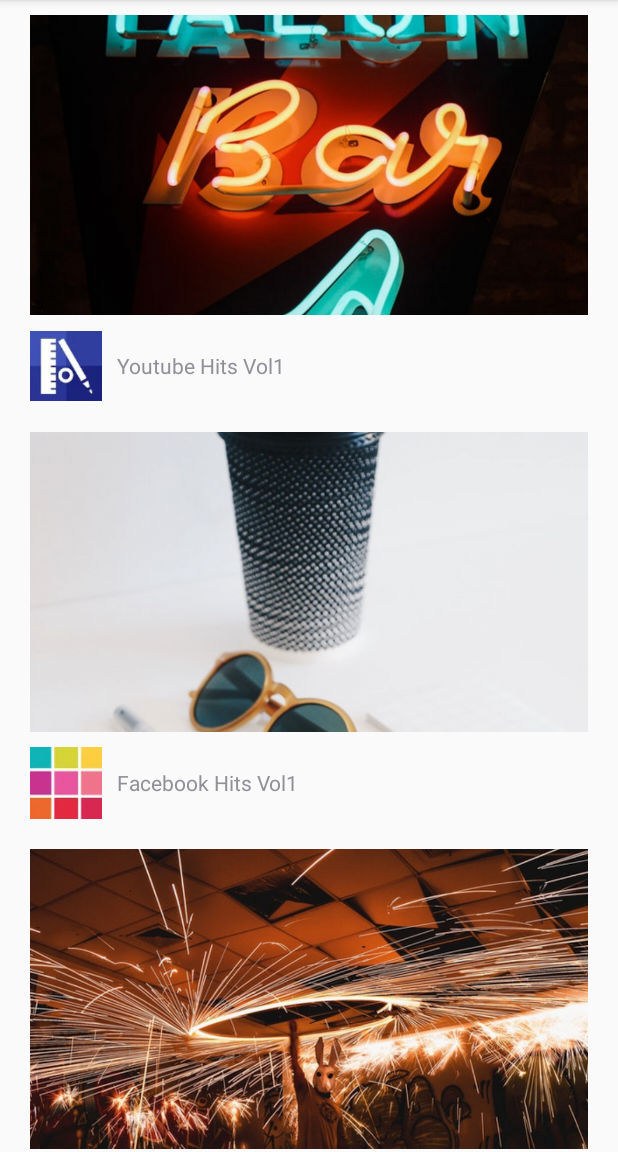
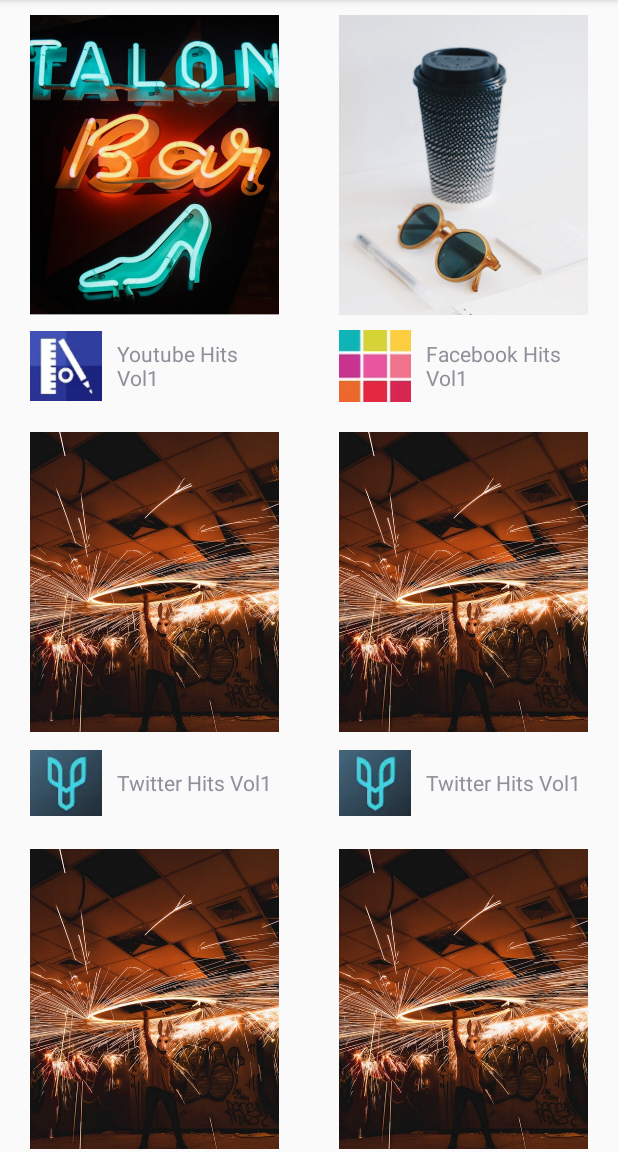
Before and after one commit to sayami007/planetInnovative, an Android app: the screen it shows after launch (MainActivity), on a phone screen of 412 x 824 dp, the part 84-1236 px from its top. Run offline under Robolectric (Android 15) with nearby library versions, the phone set to English and light mode, and no system bars.

Commit message:
Updated recyclerview

```diff
--- a/Codes/Example_RecyclerView/app/src/main/java/com/planetinnovative/example_recyclerview/CustomAdapter.java
+++ b/Codes/Example_RecyclerView/app/src/main/java/com/planetinnovative/example_recyclerview/CustomAdapter.java
@@ -8,15 +8,17 @@ import android.view.View;
 import android.view.ViewGroup;
 
 import java.util.ArrayList;
+import java.util.List;
 
 public class CustomAdapter extends RecyclerView.Adapter<CustomViewHolder> {
 
-    ArrayList<YoutubeData> data;
+
+    ArrayList<YoutubeData> youtubeData;
     LayoutInflater inflater;
 
-    public CustomAdapter(Context ctx, ArrayList<YoutubeData> data) {
-        this.data = data;
-        inflater = LayoutInflater.from(ctx);
+    CustomAdapter(Context context, ArrayList<YoutubeData> youtubeData) {
+        this.youtubeData = youtubeData;
+        inflater = LayoutInflater.from(context);
     }
 
     @NonNull
@@ -29,13 +31,13 @@ public class CustomAdapter extends RecyclerView.Adapter<CustomViewHolder> {
 
     @Override
     public void onBindViewHolder(@NonNull CustomViewHolder holder, int position) {
-        holder.tvTitle.setText( data.get(position).getTitle());
-        holder.ivMain.setImageResource( data.get(position).getMainImage());
-        holder.ivFavicon.setImageResource( data.get(position).getFavImage());
+        holder.tvTitle.setText(youtubeData.get(position).getTitle());
+        holder.ivFavicon.setImageResource(youtubeData.get(position).getFavImage());
+        holder.ivMain.setImageResource(youtubeData.get(position).getMainImage());
     }
 
     @Override
     public int getItemCount() {
-        return data.size();
+        return youtubeData.size();
     }
 }
--- a/Codes/Example_RecyclerView/app/src/main/java/com/planetinnovative/example_recyclerview/MainActivity.java
+++ b/Codes/Example_RecyclerView/app/src/main/java/com/planetinnovative/example_recyclerview/MainActivity.java
@@ -6,6 +6,7 @@ import android.support.v7.widget.GridLayoutManager;
 import android.support.v7.widget.LinearLayoutManager;
 import android.support.v7.widget.RecyclerView;
 import android.support.v7.widget.StaggeredGridLayoutManager;
+import android.widget.LinearLayout;
 
 import java.util.ArrayList;
 
@@ -28,33 +29,13 @@ public class MainActivity extends AppCompatActivity {
         youtubeData.add(new YoutubeData("Twitter Hits Vol1", R.drawable.favicon3, R.drawable.img3));
         youtubeData.add(new YoutubeData("Twitter Hits Vol1", R.drawable.favicon3, R.drawable.img3));
         youtubeData.add(new YoutubeData("Twitter Hits Vol1", R.drawable.favicon3, R.drawable.img3));
-        youtubeData.add(new YoutubeData("Twitter Hits Vol1", R.drawable.favicon3, R.drawable.img3));
-        youtubeData.add(new YoutubeData("Twitter Hits Vol1", R.drawable.favicon3, R.drawable.img3));
-        youtubeData.add(new YoutubeData("Twitter Hits Vol1", R.drawable.favicon3, R.drawable.img3));
-        youtubeData.add(new YoutubeData("Twitter Hits Vol1", R.drawable.favicon3, R.drawable.img3));
-        youtubeData.add(new YoutubeData("Twitter Hits Vol1", R.drawable.favicon3, R.drawable.img3));
-        youtubeData.add(new YoutubeData("Twitter Hits Vol1", R.drawable.favicon3, R.drawable.img3));
-        youtubeData.add(new YoutubeData("Twitter Hits Vol1", R.drawable.favicon3, R.drawable.img3));
-        youtubeData.add(new YoutubeData("Twitter Hits Vol1", R.drawable.favicon3, R.drawable.img3));
-        youtubeData.add(new YoutubeData("Twitter Hits Vol1", R.drawable.favicon3, R.drawable.img3));
-        youtubeData.add(new YoutubeData("Twitter Hits Vol1", R.drawable.favicon3, R.drawable.img3));
-        youtubeData.add(new YoutubeData("Twitter Hits Vol1", R.drawable.favicon3, R.drawable.img3));
-        youtubeData.add(new YoutubeData("Twitter Hits Vol1", R.drawable.favicon3, R.drawable.img3));
-        youtubeData.add(new YoutubeData("Twitter Hits Vol1", R.drawable.favicon3, R.drawable.img3));
-        youtubeData.add(new YoutubeData("Twitter Hits Vol1", R.drawable.favicon3, R.drawable.img3));
-        youtubeData.add(new YoutubeData("Twitter Hits Vol1", R.drawable.favicon3, R.drawable.img3));
-        youtubeData.add(new YoutubeData("Twitter Hits Vol1", R.drawable.favicon3, R.drawable.img3));
-        youtubeData.add(new YoutubeData("Twitter Hits Vol1", R.drawable.favicon3, R.drawable.img3));
-        youtubeData.add(new YoutubeData("Twitter Hits Vol1", R.drawable.favicon3, R.drawable.img3));
-        youtubeData.add(new YoutubeData("Twitter Hits Vol1", R.drawable.favicon3, R.drawable.img3));
-        youtubeData.add(new YoutubeData("Twitter Hits Vol1", R.drawable.favicon3, R.drawable.img3));
-        youtubeData.add(new YoutubeData("Twitter Hits Vol1", R.drawable.favicon3, R.drawable.img3));
 
         //LayoutManager
-        recyclerView.setLayoutManager(new LinearLayoutManager(getApplicationContext()));
+        recyclerView.setLayoutManager(new GridLayoutManager(getApplicationContext(),2));
         //CustomAdapter
-        recyclerView.setAdapter(new CustomAdapter(getApplicationContext(),youtubeData));
 
+        CustomAdapter adapter = new CustomAdapter(getApplicationContext(), youtubeData);
+        recyclerView.setAdapter(adapter);
 
 
     }
```
